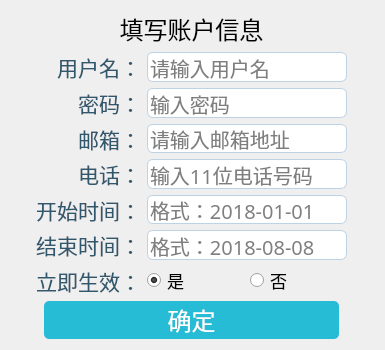
Before: the Qt Designer form register/registerdlg.ui in wwkl3385/ManagementTool, drawn with Qt 5.
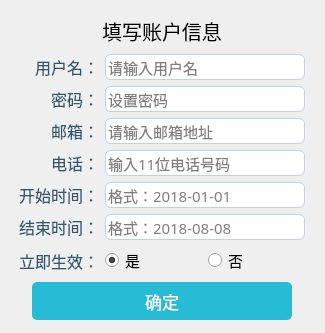
After: the same form once the commit is applied.

Patch:
```diff
--- a/register/registerdlg.ui
+++ b/register/registerdlg.ui
@@ -6,20 +6,20 @@
    <rect>
     <x>0</x>
     <y>0</y>
-    <width>385</width>
-    <height>350</height>
+    <width>325</width>
+    <height>333</height>
    </rect>
   </property>
   <property name="minimumSize">
    <size>
-    <width>385</width>
-    <height>350</height>
+    <width>325</width>
+    <height>333</height>
    </size>
   </property>
   <property name="maximumSize">
    <size>
-    <width>385</width>
-    <height>350</height>
+    <width>325</width>
+    <height>333</height>
    </size>
   </property>
   <property name="windowTitle">
@@ -66,7 +66,7 @@
 background-color: rgb(255,255,255);
 color: rgb(0, 0, 0);
 border-radius:6px;
-font:15pt;
+font:11pt;
 font-family:Microsoft Yahei;
 border:1px solid #bfd2e3;
 }
@@ -89,7 +89,7 @@
          <property name="styleSheet">
           <string notr="true">color: #31576d;
 border-radius:6px;
-font:21px;
+font:12pt;
 font-family:微软雅黑;</string>
          </property>
          <property name="text">
@@ -105,7 +105,7 @@
          <property name="styleSheet">
           <string notr="true">color: #31576d;
 border-radius:6px;
-font:21px;
+font:12pt;
 font-family:微软雅黑;</string>
          </property>
          <property name="text">
@@ -121,7 +121,7 @@
          <property name="styleSheet">
           <string notr="true">color: rgb(0, 0, 0);
 font:bold;
-font:13pt;
+font:11pt;
 font-family:微软雅黑;</string>
          </property>
          <property name="text">
@@ -145,7 +145,7 @@
 background-color: rgb(255,255,255);
 color: rgb(0, 0, 0);
 border-radius:6px;
-font:15pt;
+font:11pt;
 font-family:Microsoft Yahei;
 border:1px solid #bfd2e3;
 }
@@ -168,7 +168,7 @@
          <property name="styleSheet">
           <string notr="true">color: rgb(0, 0, 0);
 font:bold;
-font:13pt;
+font:11pt;
 font-family:微软雅黑;</string>
          </property>
          <property name="text">
@@ -181,7 +181,7 @@
          <property name="styleSheet">
           <string notr="true">color: #31576d;
 border-radius:6px;
-font:21px;
+font:12pt;
 font-family:微软雅黑;</string>
          </property>
          <property name="text">
@@ -199,7 +199,7 @@
 background-color: rgb(255,255,255);
 color: rgb(0, 0, 0);
 border-radius:6px;
-font:15pt;
+font:11pt;
 font-family:Microsoft Yahei;
 border:1px solid #bfd2e3;
 }
@@ -216,7 +216,7 @@
           <enum>QLineEdit::PasswordEchoOnEdit</enum>
          </property>
          <property name="placeholderText">
-          <string>输入密码</string>
+          <string>设置密码</string>
          </property>
         </widget>
        </item>
@@ -225,7 +225,7 @@
          <property name="styleSheet">
           <string notr="true">color: #31576d;
 border-radius:6px;
-font:21px;
+font:12pt;
 font-family:微软雅黑;</string>
          </property>
          <property name="text">
@@ -243,7 +243,7 @@
 background-color: rgb(255,255,255);
 color: rgb(0, 0, 0);
 border-radius:6px;
-font:15pt;
+font:11pt;
 font-family:Microsoft Yahei;
 border:1px solid #bfd2e3;
 }
@@ -268,7 +268,7 @@
 background-color: rgb(255,255,255);
 color: rgb(0, 0, 0);
 border-radius:6px;
-font:15pt;
+font:11pt;
 font-family:Microsoft Yahei;
 border:1px solid #bfd2e3;
 }
@@ -291,7 +291,7 @@
          <property name="styleSheet">
           <string notr="true">color: #31576d;
 border-radius:6px;
-font:21px;
+font:12pt;
 font-family:微软雅黑;</string>
          </property>
          <property name="text">
@@ -307,7 +307,7 @@
          <property name="styleSheet">
           <string notr="true">color: #31576d;
 border-radius:6px;
-font:21px;
+font:12pt;
 font-family:微软雅黑;</string>
          </property>
          <property name="text">
@@ -325,7 +325,7 @@
 background-color: rgb(255,255,255);
 color: rgb(0, 0, 0);
 border-radius:6px;
-font:15pt;
+font:11pt;
 font-family:Microsoft Yahei;
 border:1px solid #bfd2e3;
 }
@@ -348,7 +348,7 @@
          <property name="styleSheet">
           <string notr="true">color: #31576d;
 border-radius:6px;
-font:21px;
+font:12pt;
 font-family:微软雅黑;</string>
          </property>
          <property name="text">
@@ -385,7 +385,7 @@
        <property name="font">
         <font>
          <family>Microsoft Yahei</family>
-         <pointsize>18</pointsize>
+         <pointsize>15</pointsize>
          <weight>50</weight>
          <italic>false</italic>
          <bold>false</bold>
@@ -393,7 +393,7 @@
        </property>
        <property name="styleSheet">
         <string notr="true">color: rgb(0, 0, 0);
-font:18pt;
+font:15pt;
 font-family:Microsoft Yahei;</string>
        </property>
        <property name="text">
@@ -416,7 +416,7 @@
          </property>
          <property name="maximumSize">
           <size>
-           <width>295</width>
+           <width>260</width>
            <height>38</height>
           </size>
          </property>
@@ -428,7 +428,7 @@
     background-color:rgb(38,188,213);
     border-radius:5px;
 	font:bold;
-	font: 18pt;
+	font: 13pt;
 }
 
 QPushButton:hover
```
